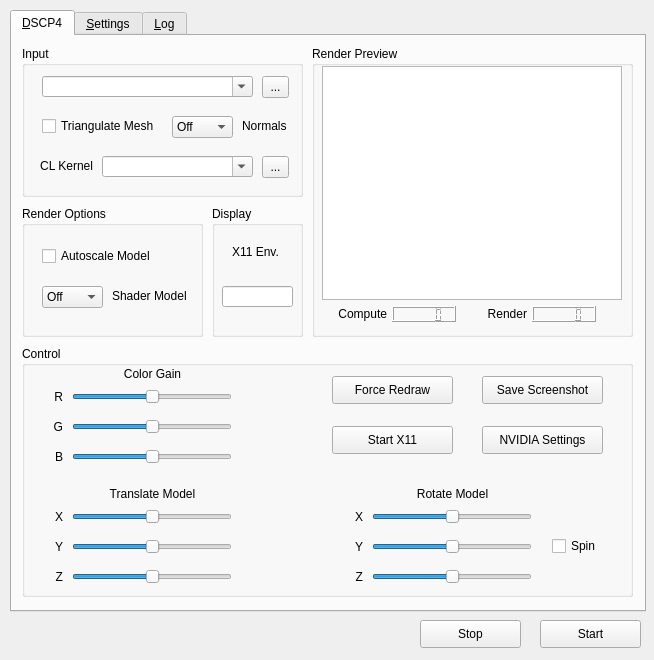
itsermo/holovideo-algorithms, file render_algorithms/dscp4/dscp4-qt/ui/mainwindow.ui: the form before one commit.
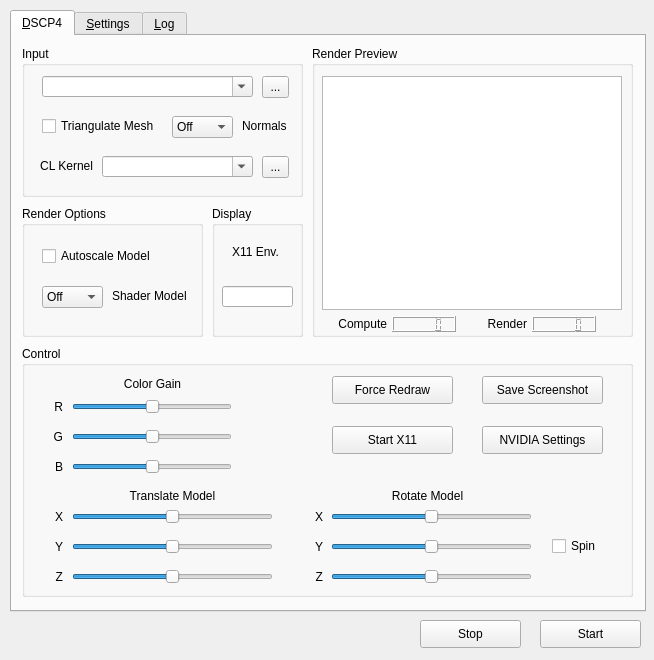
The form after the commit. The open tabs and pages were chosen to show the change.

Patch:
```diff
--- a/render_algorithms/dscp4/dscp4-qt/ui/mainwindow.ui
+++ b/render_algorithms/dscp4/dscp4-qt/ui/mainwindow.ui
@@ -272,7 +272,7 @@
        <property name="geometry">
         <rect>
          <x>50</x>
-         <y>40</y>
+         <y>50</y>
          <width>160</width>
          <height>22</height>
         </rect>
@@ -294,7 +294,7 @@
        <property name="geometry">
         <rect>
          <x>50</x>
-         <y>70</y>
+         <y>80</y>
          <width>160</width>
          <height>22</height>
         </rect>
@@ -325,7 +325,7 @@
        <property name="geometry">
         <rect>
          <x>50</x>
-         <y>100</y>
+         <y>110</y>
          <width>160</width>
          <height>22</height>
         </rect>
@@ -350,7 +350,7 @@
        <property name="geometry">
         <rect>
          <x>80</x>
-         <y>20</y>
+         <y>30</y>
          <width>101</width>
          <height>16</height>
         </rect>
@@ -366,7 +366,7 @@
        <property name="geometry">
         <rect>
          <x>20</x>
-         <y>40</y>
+         <y>50</y>
          <width>21</width>
          <height>21</height>
         </rect>
@@ -382,7 +382,7 @@
        <property name="geometry">
         <rect>
          <x>20</x>
-         <y>70</y>
+         <y>80</y>
          <width>21</width>
          <height>21</height>
         </rect>
@@ -398,7 +398,7 @@
        <property name="geometry">
         <rect>
          <x>20</x>
-         <y>100</y>
+         <y>110</y>
          <width>21</width>
          <height>21</height>
         </rect>
@@ -415,7 +415,7 @@
         <rect>
          <x>50</x>
          <y>160</y>
-         <width>160</width>
+         <width>201</width>
          <height>22</height>
         </rect>
        </property>
@@ -437,7 +437,7 @@
         <rect>
          <x>50</x>
          <y>220</y>
-         <width>160</width>
+         <width>201</width>
          <height>22</height>
         </rect>
        </property>
@@ -459,7 +459,7 @@
         <rect>
          <x>50</x>
          <y>190</y>
-         <width>160</width>
+         <width>201</width>
          <height>22</height>
         </rect>
        </property>
@@ -527,10 +527,10 @@
       <widget class="QLabel" name="translateModelLabel">
        <property name="geometry">
         <rect>
-         <x>80</x>
+         <x>50</x>
          <y>140</y>
-         <width>101</width>
-         <height>16</height>
+         <width>201</width>
+         <height>20</height>
         </rect>
        </property>
        <property name="text">
@@ -582,7 +582,7 @@
       <widget class="QLabel" name="yRotateModelLabel">
        <property name="geometry">
         <rect>
-         <x>320</x>
+         <x>280</x>
          <y>190</y>
          <width>21</width>
          <height>21</height>
@@ -598,10 +598,10 @@
       <widget class="QLabel" name="rotateModelLabel">
        <property name="geometry">
         <rect>
-         <x>380</x>
+         <x>300</x>
          <y>140</y>
-         <width>101</width>
-         <height>16</height>
+         <width>211</width>
+         <height>20</height>
         </rect>
        </property>
        <property name="text">
@@ -614,7 +614,7 @@
       <widget class="QLabel" name="xRotateModelLabel">
        <property name="geometry">
         <rect>
-         <x>320</x>
+         <x>280</x>
          <y>160</y>
          <width>21</width>
          <height>21</height>
@@ -630,9 +630,9 @@
       <widget class="QSlider" name="yRotateHorizontalSlider">
        <property name="geometry">
         <rect>
-         <x>350</x>
+         <x>309</x>
          <y>190</y>
-         <width>160</width>
+         <width>201</width>
          <height>22</height>
         </rect>
        </property>
@@ -652,9 +652,9 @@
       <widget class="QSlider" name="xRotateHorizontalSlider">
        <property name="geometry">
         <rect>
-         <x>350</x>
+         <x>309</x>
          <y>160</y>
-         <width>160</width>
+         <width>201</width>
          <height>22</height>
         </rect>
        </property>
@@ -674,7 +674,7 @@
       <widget class="QLabel" name="zRotateModelLabel">
        <property name="geometry">
         <rect>
-         <x>320</x>
+         <x>280</x>
          <y>220</y>
          <width>21</width>
          <height>21</height>
@@ -690,9 +690,9 @@
       <widget class="QSlider" name="zRotateHorizontalSlider">
        <property name="geometry">
         <rect>
-         <x>350</x>
+         <x>309</x>
          <y>220</y>
-         <width>160</width>
+         <width>201</width>
          <height>22</height>
         </rect>
        </property>
@@ -788,7 +788,7 @@
        <property name="geometry">
         <rect>
          <x>220</x>
-         <y>260</y>
+         <y>270</y>
          <width>64</width>
          <height>16</height>
         </rect>
@@ -798,7 +798,7 @@
        <property name="geometry">
         <rect>
          <x>160</x>
-         <y>260</y>
+         <y>270</y>
          <width>55</width>
          <height>16</height>
         </rect>
@@ -814,7 +814,7 @@
        <property name="geometry">
         <rect>
          <x>20</x>
-         <y>260</y>
+         <y>270</y>
          <width>55</width>
          <height>16</height>
         </rect>
@@ -830,7 +830,7 @@
        <property name="geometry">
         <rect>
          <x>10</x>
-         <y>20</y>
+         <y>30</y>
          <width>300</width>
          <height>234</height>
         </rect>
@@ -861,7 +861,7 @@
        <property name="geometry">
         <rect>
          <x>80</x>
-         <y>260</y>
+         <y>270</y>
          <width>64</width>
          <height>16</height>
         </rect>
```
Left out of the diff: 10 changed lines with no effect on the pictures.
